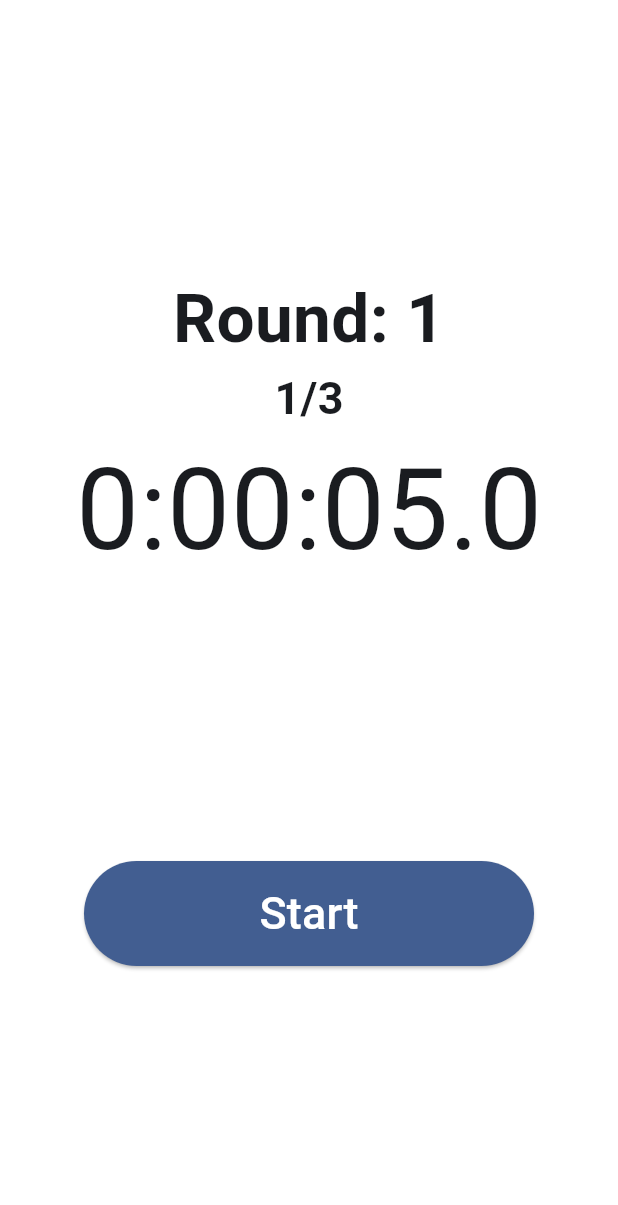
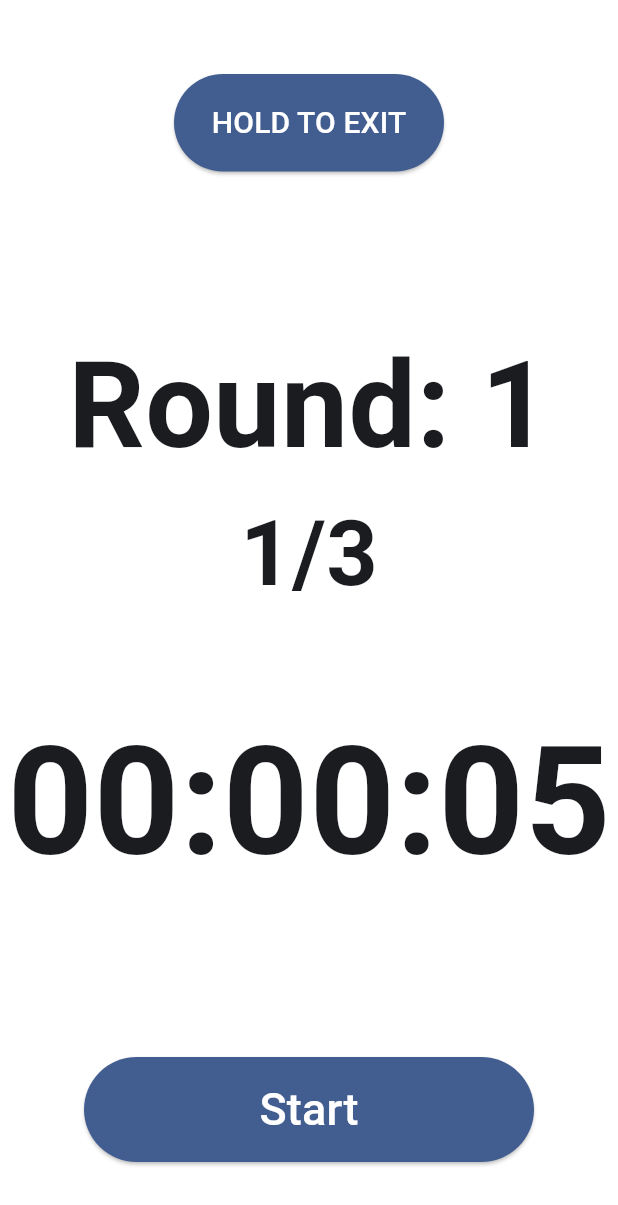
Before and after one commit to kcmurray1/fitness_app, a Flutter app: the TimerPage screen opened directly, on a phone screen of 412 x 824 dp. Shown: the top 1205 px of the screen. Run offline on Flutter 3.47's test engine with Material 3 defaults, Android fonts, the phone set to English and light mode, and no system bars.

Commit message:
Reorganized file structure
- added utilities folder
- moved non-widget logic classes into utilities
- moved RoundCard and PhaseCard widgets into timer_settings_page/widgets/
- merged interval_timer_controls.dart with timer_page
- added common folder
- moved time_display class into common/widgets

```diff
--- a/lib/pages/timer_page/widgets/round_card_menu.dart
+++ b/lib/common/widgets/custom_pop_up_menu.dart
@@ -2,7 +2,8 @@ import 'package:flutter/material.dart';
 
 enum Option {edit, delete, duplicate}
 
-class RoundCardPopUpMenu extends StatelessWidget
+/// Custom menu widget used to edit, delete and duplicate items
+class CustomPopUpMenu extends StatelessWidget
 {
   final Function onDelete;
   final Function onEdit;
@@ -10,7 +11,7 @@ class RoundCardPopUpMenu extends StatelessWidget
   final double textSize;
   final Color iconColor;
 
-  RoundCardPopUpMenu({
+  CustomPopUpMenu({
     super.key,
     required this.onDelete,
     required this.onEdit,
--- a/lib/pages/timer_page/timer_page.dart
+++ b/lib/pages/timer_page/timer_page.dart
@@ -1,6 +1,6 @@
 import 'package:provider/provider.dart';
 import 'package:flutter/material.dart';
-import 'package:fitness_app/models/interval_timer.dart';
+import 'package:fitness_app/utilities/interval_timer.dart';
 
 /// Displays [IntervalTimer] for user to interact with the timer
 class TimerPage extends StatefulWidget
@@ -25,16 +25,6 @@ class _TimerPage extends State<TimerPage>
   Color workColor = Color.fromARGB(207, 125, 220, 91);
 
 
-  List<Widget> buildContent(IntervalTimer intervalTimer)
-    {
-      return [
-
-          buildTimerDisplay(intervalTimer),
-          buildButton(intervalTimer, context),
-        ];
-
-    }
-
   Color _toggleBackgroundColor(bool isWork, bool status)
   {
     if(!status)
@@ -50,7 +40,7 @@ class _TimerPage extends State<TimerPage>
 
     /// Create Start, Pause, Restart, and Cancel buttons based on the
   /// state of this [IntervalTimer]
-  Widget buildButton(IntervalTimer timer, BuildContext context)
+  Widget buildTimerControl(IntervalTimer timer, BuildContext context)
   {
     // Display start button
     if (!timer.isStarted)
@@ -61,6 +51,7 @@ class _TimerPage extends State<TimerPage>
         width: 300,
         height: 70,
         fontSize: 30,
+        onHold: (){},
         onPressed: ()
         {
           timer.startRound();
@@ -79,6 +70,7 @@ class _TimerPage extends State<TimerPage>
             buildCustomButton(
               text: timer.isRunning() ? "pause" : "resume",
               context: context,
+              onHold: (){},
               onPressed: ()
               {
                 if (timer.isRunning())
@@ -92,16 +84,6 @@ class _TimerPage extends State<TimerPage>
 
               },
             ),
-          // Display cancel button during the countdown
-          // Display restart button when IntervalTimer is comeplete
-          buildCustomButton(
-            text: timer.isRunning() ? "cancel" : "restart",
-            context: context,
-            onPressed: ()
-            {
-              timer.stop();
-            },
-          ),
         ]
       );
     }
@@ -111,6 +93,7 @@ class _TimerPage extends State<TimerPage>
   Widget buildCustomButton({
     required String text,
     required VoidCallback onPressed,
+    required VoidCallback onHold,
     required BuildContext context,
     double width = 180,
     double height = 65,
@@ -123,6 +106,7 @@ class _TimerPage extends State<TimerPage>
       height: height,
       child: ElevatedButton(
         onPressed: onPressed,
+        onLongPress: onHold,
         style: ElevatedButton.styleFrom(
           backgroundColor: color ?? Theme.of(context).colorScheme.primary
           ),
@@ -138,25 +122,6 @@ class _TimerPage extends State<TimerPage>
 
   }
 
-  @override
-  Widget build(BuildContext context)
-  {
-    var intervalTimer = widget.timer ?? context.watch<IntervalTimer>();
-    intervalTimer.removeEmptyRounds();
-
-    return Scaffold(
-            backgroundColor: _toggleBackgroundColor(intervalTimer.getCurrentRound.isWorkPhase, intervalTimer.isStarted),
-            body: Center(
-              // Center is a layout widget. It takes a single child and positions it
-              // in the middle of the parent.
-              child: Column(
-                mainAxisAlignment: MainAxisAlignment.spaceEvenly,
-                children: buildContent(intervalTimer)
-              ),
-            ),
-          );
-  }
-}
 
 
   Widget buildTimerDisplay(IntervalTimer intervalTimer)
@@ -166,24 +131,60 @@ Widget buildTimerDisplay(IntervalTimer intervalTimer)
                   Text(
                     "Round: ${intervalTimer.round}",
                     style: TextStyle(
-                    fontSize: 45,
+                      fontSize: 80,
                       fontWeight: FontWeight.bold
                     )
                   ),
                   Text(
                     intervalTimer.getRoundProgress,
                     style: TextStyle(
-                    fontSize: 30,
+                      fontSize: 60,
                       fontWeight: FontWeight.bold
                     )
                   ),
-
+                  Padding(padding: EdgeInsets.all(25)),
                   Text(
                     intervalTimer.getCurrentTime(),
-                  style: TextStyle(fontSize: 75),
-                  // style: Theme.of(context).textTheme.headlineMedium,
+                    style: TextStyle(fontSize: 100, fontWeight: FontWeight.bold)
                     ),
 
                 ],
               );
   }
+
+  @override
+  Widget build(BuildContext context)
+  {
+    var intervalTimer = widget.timer ?? context.watch<IntervalTimer>();
+    intervalTimer.removeEmptyRounds();
+
+    return PopScope(
+      canPop: false,
+      onPopInvokedWithResult:(didPop, result){},
+      child: Scaffold(
+              backgroundColor: _toggleBackgroundColor(intervalTimer.getCurrentRound.isWorkPhase, intervalTimer.isStarted),
+              body: Center(
+                // Center is a layout widget. It takes a single child and positions it
+                // in the middle of the parent.
+                child: Column(
+                  mainAxisAlignment: MainAxisAlignment.spaceAround,
+                  children:  [
+                    buildCustomButton(
+                      text: "HOLD TO EXIT",
+                      context: context,
+                      onPressed: (){},
+                      onHold: ()
+                      {
+                        intervalTimer.stop();
+                        Navigator.of(context).pop();
+                      },
+                    ),
+                    buildTimerDisplay(intervalTimer),
+                    buildTimerControl(intervalTimer, context)
+                  ]
+                ),
+              ),
+            ),
+    );
+  }
+}
--- a/lib/pages/timer_settings_page/timer_settings_page.dart
+++ b/lib/pages/timer_settings_page/timer_settings_page.dart
@@ -2,7 +2,7 @@ import 'package:flutter/material.dart';
 // Settings Widgets
 import 'package:fitness_app/pages/timer_settings_page/widgets/timer_advanced_settings.dart';
 import 'package:fitness_app/pages/timer_settings_page/widgets/timer_simple_settings.dart';
-import 'package:fitness_app/models/interval_timer.dart';
+import 'package:fitness_app/utilities/interval_timer.dart';
 
 class TimerSettingsPage extends StatefulWidget {
   final IntervalTimer? timer;
--- a/lib/pages/timer_page/widgets/phase_card.dart
+++ b/lib/pages/timer_settings_page/widgets/phase_card.dart
@@ -1,6 +1,6 @@
 import 'package:flutter/material.dart';
-import 'package:fitness_app/models/phase_timer.dart';
-import 'package:fitness_app/pages/timer_page/widgets/time_display.dart';
+import 'package:fitness_app/utilities/phase_timer.dart';
+import 'package:fitness_app/common/widgets/time_display.dart';
 
 /// Displays [PhaseTimer._workTime] and [PhaseTimer._restTime] time for a given [PhaseTimer]
 class PhaseCard extends StatefulWidget {
--- a/lib/pages/timer_page/widgets/round_card.dart
+++ b/lib/pages/timer_settings_page/widgets/round_card.dart
@@ -1,7 +1,7 @@
 import 'package:flutter/material.dart';
-import 'package:fitness_app/models/round.dart';
+import 'package:fitness_app/utilities/round.dart';
 import 'phase_card.dart';
-import 'round_card_menu.dart';
+import 'package:fitness_app/common/widgets/custom_pop_up_menu.dart';
 
 /// Display [PhaseTimers] in this [Round] <br>
 /// Provides functionality for adding and removing timers from this [Round]
@@ -77,7 +77,7 @@ class _RoundCardState extends State<RoundCard> {
           ),
         ],
       ),
-      trailing: RoundCardPopUpMenu(
+      trailing: CustomPopUpMenu(
         onEdit: (){
           setState((){
             _isEditable = true;
--- a/lib/models/phase_timer.dart
+++ b/lib/utilities/phase_timer.dart
@@ -1,5 +1,8 @@
 import 'package:flutter/material.dart';
 import 'dart:async';
+
+import 'package:fitness_app/common/widgets/time_display.dart';
+
 // Individual timer used for each phase (work: rest) during an interval
 class PhaseTimer extends ChangeNotifier {
   Duration initialDuration = Duration();
@@ -89,7 +92,7 @@ class PhaseTimer extends ChangeNotifier {
     }
 
     isRunning = true;
-    _timer = Timer.periodic(const Duration(milliseconds: 100), (timer) {
+    _timer = Timer.periodic(const Duration(seconds: 1), (timer) {
       if(duration.inMicroseconds == 0)
       {
         if(_isWorkPhase)
@@ -104,7 +107,7 @@ class PhaseTimer extends ChangeNotifier {
       }
       else
       {
-        duration -= const Duration(milliseconds: 100);
+        duration -= const Duration(seconds: 1);
       }
       notifyListeners();
 
@@ -126,40 +129,10 @@ class PhaseTimer extends ChangeNotifier {
     notifyListeners();
   }
 
-  // this method was supplied by ChatGPT
   String formatDuration() {
-    // Extract components from the Duration object
-    int hours = duration.inHours;
-    int minutes = duration.inMinutes.remainder(60);
-    int seconds = duration.inSeconds.remainder(60);
-    int hundredths = (duration.inMilliseconds.remainder(1000) / 100).truncate();
-
-    // Format as HH:MM:SS:XX (where XX is hundredths of a second)
-    String formatted =
-        '${hours.toString().padLeft(1, '0')}:' // Hours (no padding for leading 0)
-        '${minutes.toString().padLeft(2, '0')}:' // Minutes, padded to 2 digits
-        '${seconds.toString().padLeft(2, '0')}.' // Seconds, padded to 2 digits
-        '${hundredths.toString()}';
-
-    return formatted;
+    return TimeDisplayField.timeDisplay(duration);
   }
 
-   String durationAsString(Duration duration) {
-    // Extract components from the Duration object
-    int hours = duration.inHours;
-    int minutes = duration.inMinutes.remainder(60);
-    int seconds = duration.inSeconds.remainder(60);
-    int hundredths = (duration.inMilliseconds.remainder(1000) / 10).truncate();
-
-    // Format as HH:MM:SS:XX (where XX is hundredths of a second)
-    String formatted =
-        '${hours.toString().padLeft(1, '0')}:' // Hours (no padding for leading 0)
-        '${minutes.toString().padLeft(2, '0')}:' // Minutes, padded to 2 digits
-        '${seconds.toString().padLeft(2, '0')}.' // Seconds, padded to 2 digits
-        '${hundredths.toString().padLeft(2, '0')}'; // Hundredths, padded to 2 digits
-
-    return formatted;
-  }
   @override
   String toString()
   {
--- a/lib/models/round.dart
+++ b/lib/utilities/round.dart
@@ -3,7 +3,6 @@ import 'package:flutter/material.dart';
 import 'phase_timer.dart';
 
 class Round extends ChangeNotifier {
-  // NOTE: maybe rename phaseTimers to sets?
   // store the phaseTimers
   List<PhaseTimer> phaseTimers = [];
   int _phaseTimerIndex = 0;
@@ -100,7 +99,7 @@ class Round extends ChangeNotifier {
 
   bool isEmpty()
   {
-    return phaseTimers != Null && phaseTimers.isEmpty;
+    return phaseTimers.isEmpty;
   }
 
   void removePhaseTimer({int index = 0})
--- a/pubspec.yaml
+++ b/pubspec.yaml
@@ -39,6 +39,7 @@ dependencies:
   provider: ^6.0.0
   path_provider: ^2.1.5
   uuid: ^4.5.1
+  flutter_sound: ^9.17.0
 
 dev_dependencies:
   flutter_test:
@@ -65,6 +66,7 @@ flutter:
   # To add assets to your application, add an assets section, like this:
   assets:
     - assets/timer_presets.json
+    - assets/day2_howdoimaketheinstrumentssoundgood.mp3
 
   # An image asset can refer to one or more resolution-specific "variants", see
   # https://flutter.dev/to/resolution-aware-images
```
Also changed, not shown: lib/common/widgets/time_display.dart (renamed from lib/pages/timer_page/widgets/time_display.dart, +11 -13 lines), lib/pages/timer_page/widgets/interval_timer_controls.dart (deleted, +0 -92 lines), lib/pages/timer_select_page/timer_select_page.dart (+57 -129 lines), lib/pages/timer_select_page/widgets/quickstart.dart (added, +31 -0 lines), lib/pages/timer_settings_page/widgets/timer_advanced_settings.dart (+7 -6 lines), lib/pages/timer_settings_page/widgets/timer_simple_settings.dart (+19 -10 lines), lib/utilities/interval_timer.dart (renamed from lib/models/interval_timer.dart, +13 -30 lines), lib/utilities/json_storage.dart (renamed from lib/models/json_storage.dart), 3 other files. Lines whose indentation alone changed are shown as unchanged.
